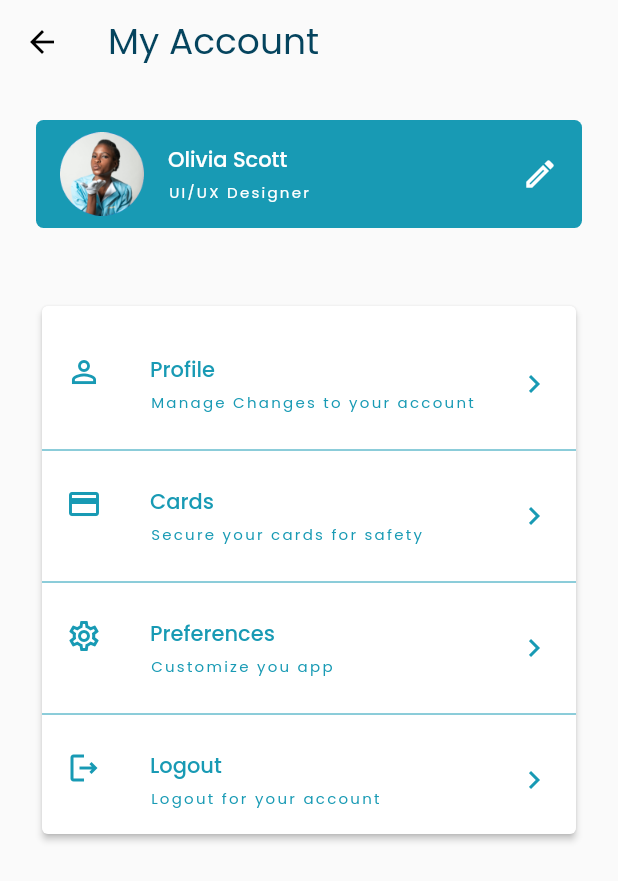
After one commit to sajalAppdevs/trips, a Flutter app: the MyAccountScreen screen opened by its route, on a phone screen of 412 x 824 dp. The commit adds this screen. Shown: the top 881 px of the screen. Run offline on Flutter 3.47's test engine with Material 2 defaults, Android fonts, the phone set to English and light mode, and no system bars; our stand-ins replace flutter_svg, google_fonts; statements that could not run were skipped.

Commit message:
finished account screen

```diff
--- a/lib/presentation/core/routes.dart
+++ b/lib/presentation/core/routes.dart
@@ -1,5 +1,6 @@
 import 'package:flutter/material.dart';
 
+import '../screens/account.dart';
 import '../screens/dashboard.dart';
 import '../screens/home.dart';
 
@@ -13,5 +14,6 @@ class Routes {
   static Map<String, Widget Function(BuildContext)> routes = {
     home: (context) => const HomeScreen(),
     dashboard: (context) => const DashboardScreen(),
+    account: (context) => const MyAccountScreen(),
   };
 }
--- a/lib/presentation/core/strings.dart
+++ b/lib/presentation/core/strings.dart
@@ -33,4 +33,7 @@ class Strings {
   static const notificationsTitle = 'Notifications';
   static const later = 'Later';
   static const noNotification = 'No New Notification';
+
+  // My Account
+  static const myAccountTitle = 'My Account';
 }
--- /dev/null
+++ b/lib/presentation/screens/account.dart
@@ -0,0 +1,117 @@
+import 'package:flutter/material.dart';
+import '../core/dimens.dart';
+import '../core/strings.dart';
+import '../widgets/app_bar.dart';
+import '../widgets/user_image.dart';
+
+class MyAccountScreen extends StatelessWidget {
+  const MyAccountScreen({Key? key}) : super(key: key);
+
+  static const _items = [
+    {
+      'icon': Icons.person_outline_outlined,
+      'title': 'Profile',
+      'content': 'Manage Changes to your account',
+    },
+    {
+      'icon': Icons.credit_card_outlined,
+      'title': 'Cards',
+      'content': 'Secure your cards for safety',
+    },
+    {
+      'icon': Icons.settings_outlined,
+      'title': 'Preferences',
+      'content': 'Customize you app',
+    },
+    {
+      'icon': Icons.logout_outlined,
+      'title': 'Logout',
+      'content': 'Logout for your account',
+    },
+  ];
+
+  @override
+  Widget build(BuildContext context) {
+    final theme = Theme.of(context);
+    final color = theme.colorScheme.primary;
+
+    return Scaffold(
+      appBar: const DefaultAppBar(
+        title: Strings.myAccountTitle,
+      ),
+      body: SafeArea(
+        child: ListView(
+          shrinkWrap: true,
+          padding: const EdgeInsets.all(sPadding),
+          children: [
+            ListTile(
+              tileColor: theme.colorScheme.primary,
+              shape: RoundedRectangleBorder(
+                borderRadius: BorderRadius.circular(5),
+              ),
+              leading: const SizedBox(
+                height: 68,
+                child: FittedBox(
+                  fit: BoxFit.fill,
+                  child: UserImage(),
+                ),
+              ),
+              title: Text(
+                'Olivia Scott',
+                style: theme.textTheme.bodyText1?.copyWith(
+                  fontWeight: FontWeight.w500,
+                  color: Colors.white,
+                ),
+              ),
+              subtitle: Text(
+                'UI/UX Designer',
+                style: theme.textTheme.overline?.copyWith(
+                  color: Colors.white,
+                ),
+              ),
+              trailing: const Icon(
+                Icons.edit_outlined,
+                color: Colors.white,
+              ),
+            ),
+            vSpace(sPadding * 2),
+            Card(
+              elevation: 2,
+              child: ListView.separated(
+                padding: const EdgeInsets.only(top: sSecondaryPadding),
+                shrinkWrap: true,
+                itemBuilder: (_, i) => ListTile(
+                  leading: Icon(
+                    _items[i]['icon'] as IconData,
+                    color: color,
+                  ),
+                  title: Text(
+                    _items[i]['title'] as String,
+                    style: theme.textTheme.bodyText1?.copyWith(
+                      fontWeight: FontWeight.w500,
+                      color: color,
+                    ),
+                  ),
+                  subtitle: Text(
+                    _items[i]['content'] as String,
+                    style: theme.textTheme.overline?.copyWith(
+                      color: color,
+                    ),
+                  ),
+                  trailing: Icon(
+                    Icons.navigate_next_outlined,
+                    color: color,
+                  ),
+                ),
+                separatorBuilder: (_, __) => Divider(
+                  color: color,
+                ),
+                itemCount: _items.length,
+              ),
+            ),
+          ],
+        ),
+      ),
+    );
+  }
+}
--- a/lib/presentation/screens/dashboard.dart
+++ b/lib/presentation/screens/dashboard.dart
@@ -3,6 +3,7 @@ import 'package:flutter/material.dart';
 
 import '../core/assets.dart';
 import '../core/dimens.dart';
+import '../core/routes.dart';
 import '../core/strings.dart';
 import '../widgets/bottom_bar.dart';
 import '../widgets/image_box.dart';
@@ -95,7 +96,10 @@ class _DashboardScreen extends StatelessWidget {
                     fontWeight: FontWeight.w400,
                   ),
                 ),
-                const UserImage(),
+                GestureDetector(
+                  onTap: () => Navigator.pushNamed(context, Routes.account),
+                  child: const UserImage(),
+                ),
               ],
             ),
             const Text(Strings.dashboardSubtitle),
--- a/lib/presentation/screens/home.dart
+++ b/lib/presentation/screens/home.dart
@@ -23,11 +23,15 @@ class HomeScreen extends StatelessWidget {
               child: Column(
                 children: [
                   const Spacer(flex: 2),
-                  const FractionallySizedBox(
+                  FractionallySizedBox(
                     widthFactor: 0.24,
                     child: FittedBox(
                       fit: BoxFit.fill,
-                      child: UserImage(),
+                      child: GestureDetector(
+                        onTap: () =>
+                            Navigator.pushNamed(context, Routes.account),
+                        child: const UserImage(),
+                      ),
                     ),
                   ),
                   vSpace(),
--- a/lib/presentation/widgets/image_box.dart
+++ b/lib/presentation/widgets/image_box.dart
@@ -46,7 +46,7 @@ class ImageBox extends StatelessWidget {
           Text(
             text,
             textAlign: TextAlign.center,
-            overflow: TextOverflow.ellipsis,
+            overflow: textWrap ? null : TextOverflow.ellipsis,
             maxLines: textWrap ? null : 1,
             softWrap: textWrap,
           ),
```
